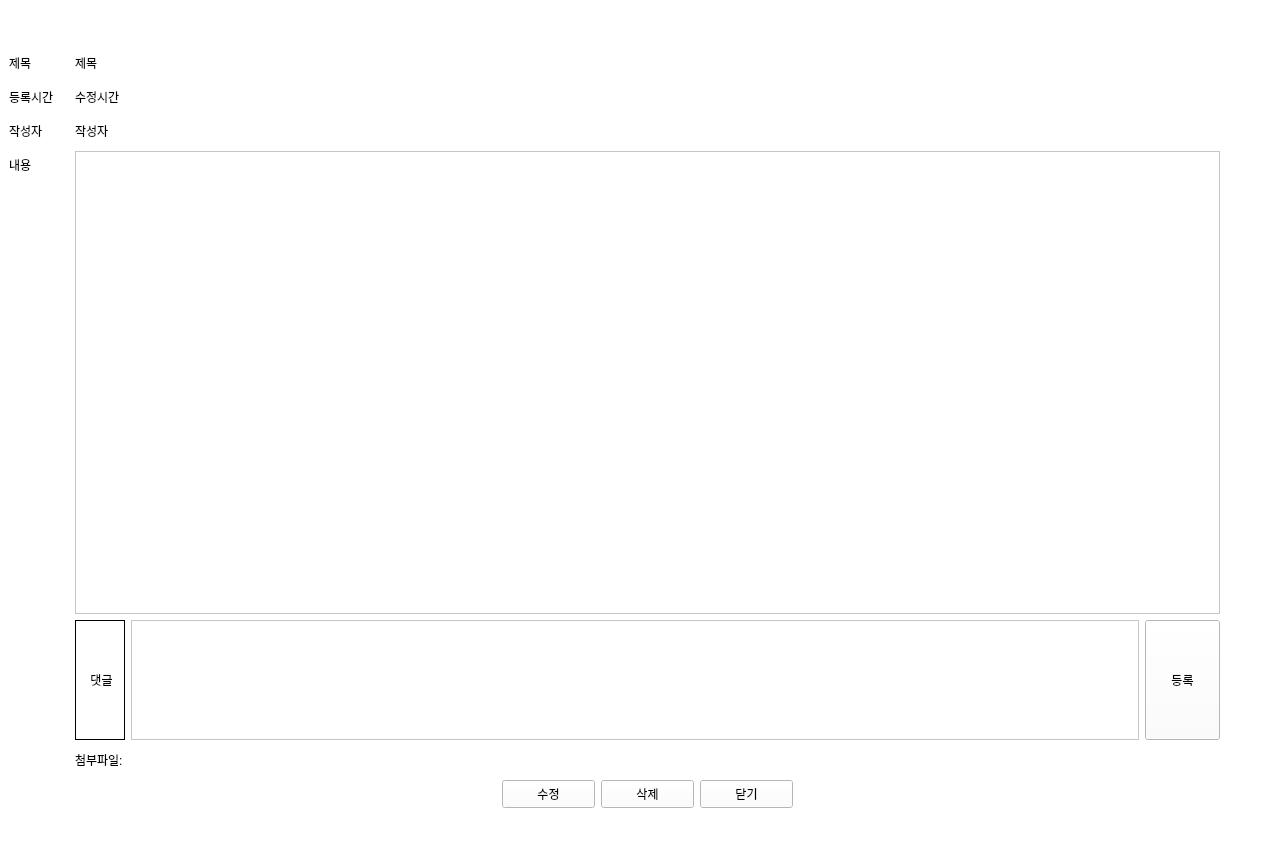
hyeona-jeong/HRIS, file qa_read.ui: the form before one commit.
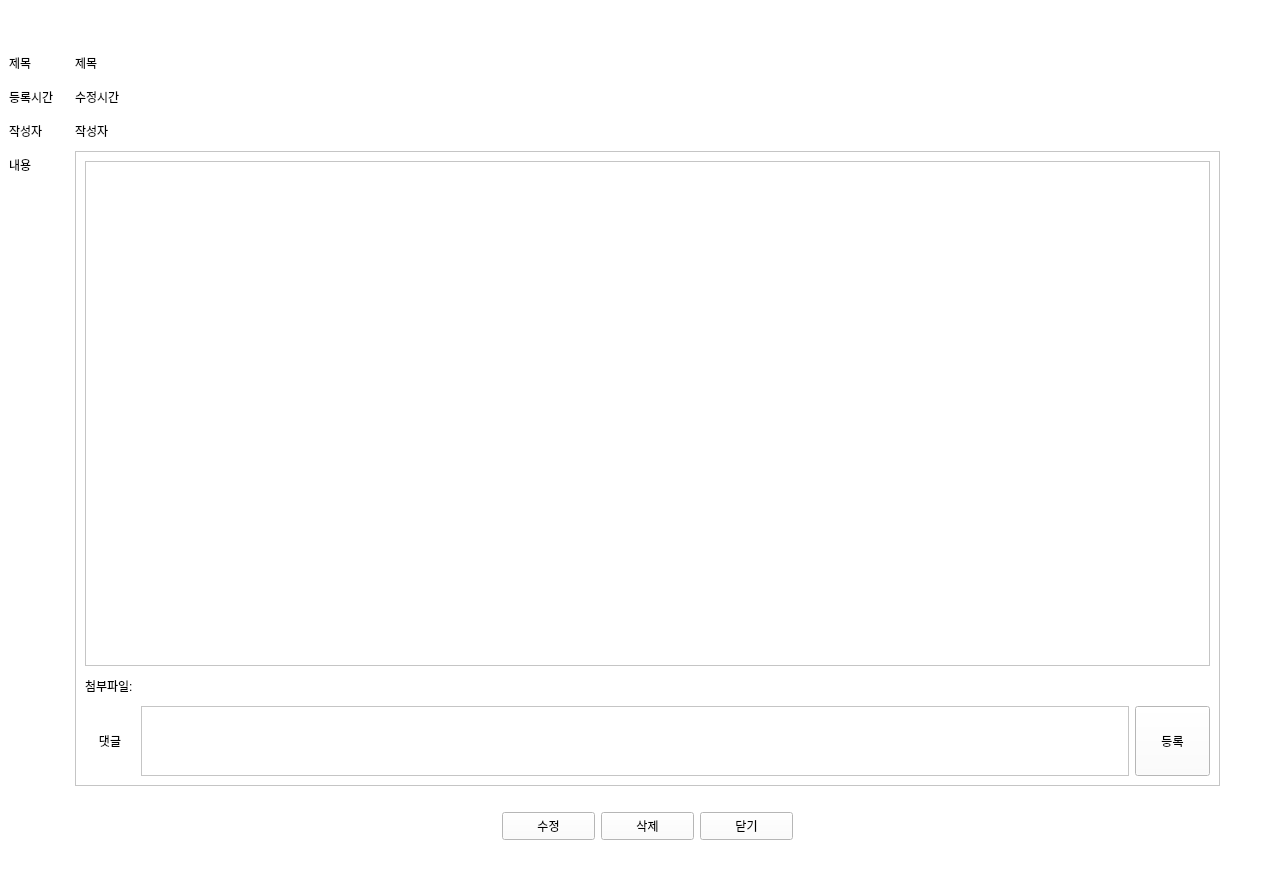
The form after the commit. Icons and pictures are not drawn.

```diff
--- a/qa_read.ui
+++ b/qa_read.ui
@@ -7,7 +7,7 @@
     <x>0</x>
     <y>0</y>
     <width>1269</width>
-    <height>857</height>
+    <height>889</height>
    </rect>
   </property>
   <property name="palette">
@@ -453,7 +453,7 @@
    </palette>
   </property>
   <property name="windowTitle">
-   <string/>
+   <string>       </string>
   </property>
   <property name="windowIcon">
    <iconset>
@@ -480,30 +480,7 @@
       </property>
      </widget>
     </item>
-    <item row="7" column="2">
-     <spacer name="horizontalSpacer_3">
-      <property name="orientation">
-       <enum>Qt::Horizontal</enum>
-      </property>
-      <property name="sizeType">
-       <enum>QSizePolicy::Fixed</enum>
-      </property>
-      <property name="sizeHint" stdset="0">
-       <size>
-        <width>40</width>
-        <height>20</height>
-       </size>
-      </property>
-     </spacer>
-    </item>
-    <item row="1" column="0">
-     <widget class="QLabel" name="label">
-      <property name="text">
-       <string>&lt;html&gt;&lt;head/&gt;&lt;body&gt;&lt;p&gt;제목&lt;/p&gt;&lt;/body&gt;&lt;/html&gt;</string>
-      </property>
-     </widget>
-    </item>
-    <item row="9" column="1">
+    <item row="8" column="1">
      <layout class="QHBoxLayout" name="horizontalLayout">
       <item>
        <spacer name="horizontalSpacer">
@@ -590,6 +567,25 @@
       </item>
      </layout>
     </item>
+    <item row="1" column="1">
+     <widget class="QLabel" name="title_lbl">
+      <property name="minimumSize">
+       <size>
+        <width>0</width>
+        <height>28</height>
+       </size>
+      </property>
+      <property name="maximumSize">
+       <size>
+        <width>16777215</width>
+        <height>28</height>
+       </size>
+      </property>
+      <property name="text">
+       <string>제목</string>
+      </property>
+     </widget>
+    </item>
     <item row="0" column="1">
      <spacer name="verticalSpacer">
       <property name="orientation">
@@ -606,61 +602,6 @@
       </property>
      </spacer>
     </item>
-    <item row="7" column="1">
-     <layout class="QHBoxLayout" name="fileLay">
-      <item alignment="Qt::AlignRight">
-       <widget class="QLabel" name="file_lbl">
-        <property name="minimumSize">
-         <size>
-          <width>0</width>
-          <height>28</height>
-         </size>
-        </property>
-        <property name="maximumSize">
-         <size>
-          <width>16777215</width>
-          <height>28</height>
-         </size>
-        </property>
-        <property name="toolTip">
-         <string>&lt;html&gt;&lt;head/&gt;&lt;body&gt;&lt;p&gt;파일 명 클릭시 다운로드 됩니다.&lt;/p&gt;&lt;/body&gt;&lt;/html&gt;</string>
-        </property>
-        <property name="text">
-         <string>첨부파일: </string>
-        </property>
-       </widget>
-      </item>
-      <item>
-       <spacer name="horizontalSpacer_4">
-        <property name="orientation">
-         <enum>Qt::Horizontal</enum>
-        </property>
-        <property name="sizeHint" stdset="0">
-         <size>
-          <width>40</width>
-          <height>20</height>
-         </size>
-        </property>
-       </spacer>
-      </item>
-     </layout>
-    </item>
-    <item row="11" column="1">
-     <spacer name="verticalSpacer_2">
-      <property name="orientation">
-       <enum>Qt::Vertical</enum>
-      </property>
-      <property name="sizeType">
-       <enum>QSizePolicy::Fixed</enum>
-      </property>
-      <property name="sizeHint" stdset="0">
-       <size>
-        <width>20</width>
-        <height>40</height>
-       </size>
-      </property>
-     </spacer>
-    </item>
     <item row="2" column="0" alignment="Qt::AlignHCenter">
      <widget class="QLabel" name="label_2">
       <property name="minimumSize">
@@ -699,25 +640,29 @@
       </property>
      </widget>
     </item>
-    <item row="1" column="1">
-     <widget class="QLabel" name="title_lbl">
-      <property name="minimumSize">
-       <size>
-        <width>0</width>
-        <height>28</height>
-       </size>
-      </property>
-      <property name="maximumSize">
-       <size>
-        <width>16777215</width>
-        <height>28</height>
-       </size>
-      </property>
+    <item row="1" column="0">
+     <widget class="QLabel" name="label">
       <property name="text">
-       <string>제목</string>
+       <string>&lt;html&gt;&lt;head/&gt;&lt;body&gt;&lt;p&gt;제목&lt;/p&gt;&lt;/body&gt;&lt;/html&gt;</string>
       </property>
      </widget>
     </item>
+    <item row="10" column="1">
+     <spacer name="verticalSpacer_2">
+      <property name="orientation">
+       <enum>Qt::Vertical</enum>
+      </property>
+      <property name="sizeType">
+       <enum>QSizePolicy::Fixed</enum>
+      </property>
+      <property name="sizeHint" stdset="0">
+       <size>
+        <width>20</width>
+        <height>40</height>
+       </size>
+      </property>
+     </spacer>
+    </item>
     <item row="3" column="0">
      <widget class="QLabel" name="label_6">
       <property name="text">
@@ -725,29 +670,21 @@
       </property>
      </widget>
     </item>
-    <item row="5" column="1">
-     <widget class="QScrollArea" name="scrollArea">
-      <property name="minimumSize">
+    <item row="7" column="2">
+     <spacer name="horizontalSpacer_3">
+      <property name="orientation">
+       <enum>Qt::Horizontal</enum>
+      </property>
+      <property name="sizeType">
+       <enum>QSizePolicy::Fixed</enum>
+      </property>
+      <property name="sizeHint" stdset="0">
        <size>
-        <width>0</width>
-        <height>430</height>
+        <width>40</width>
+        <height>20</height>
        </size>
       </property>
-      <property name="widgetResizable">
-       <bool>true</bool>
-      </property>
-      <widget class="QWidget" name="scrollAreaWidgetContents">
-       <property name="geometry">
-        <rect>
-         <x>0</x>
-         <y>0</y>
-         <width>1137</width>
-         <height>428</height>
-        </rect>
-       </property>
-       <layout class="QVBoxLayout" name="verticalLayout"/>
-      </widget>
-     </widget>
+     </spacer>
     </item>
     <item row="3" column="1">
      <widget class="QLabel" name="writer_lbl">
@@ -768,24 +705,118 @@
       </property>
      </widget>
     </item>
-    <item row="6" column="1">
-     <layout class="QHBoxLayout" name="horizontalLayout_3">
+    <item row="5" column="1">
+     <widget class="QScrollArea" name="scrollArea_2">
+      <property name="minimumSize">
+       <size>
+        <width>1139</width>
+        <height>615</height>
+       </size>
+      </property>
+      <property name="styleSheet">
+       <string notr="true"/>
+      </property>
+      <property name="widgetResizable">
+       <bool>true</bool>
+      </property>
+      <widget class="QWidget" name="scrollAreaWidgetContents_3">
+       <property name="geometry">
+        <rect>
+         <x>0</x>
+         <y>0</y>
+         <width>1137</width>
+         <height>613</height>
+        </rect>
+       </property>
+       <layout class="QVBoxLayout" name="verticalLayout_9">
+        <item>
+         <widget class="QScrollArea" name="scrollArea">
+          <property name="minimumSize">
+           <size>
+            <width>0</width>
+            <height>480</height>
+           </size>
+          </property>
+          <property name="styleSheet">
+           <string notr="true"/>
+          </property>
+          <property name="widgetResizable">
+           <bool>true</bool>
+          </property>
+          <widget class="QWidget" name="scrollAreaWidgetContents_4">
+           <property name="geometry">
+            <rect>
+             <x>0</x>
+             <y>0</y>
+             <width>1117</width>
+             <height>478</height>
+            </rect>
+           </property>
+           <layout class="QVBoxLayout" name="verticalLayout_7">
+            <item>
+             <layout class="QVBoxLayout" name="verticalLayout_2"/>
+            </item>
+           </layout>
+          </widget>
+         </widget>
+        </item>
+        <item>
+         <layout class="QHBoxLayout" name="fileLay_3">
+          <item alignment="Qt::AlignRight">
+           <widget class="QLabel" name="file_lbl_3">
+            <property name="minimumSize">
+             <size>
+              <width>0</width>
+              <height>28</height>
+             </size>
+            </property>
+            <property name="maximumSize">
+             <size>
+              <width>16777215</width>
+              <height>28</height>
+             </size>
+            </property>
+            <property name="toolTip">
+             <string>&lt;html&gt;&lt;head/&gt;&lt;body&gt;&lt;p&gt;파일 명 클릭시 다운로드 됩니다.&lt;/p&gt;&lt;/body&gt;&lt;/html&gt;</string>
+            </property>
+            <property name="text">
+             <string>첨부파일: </string>
+            </property>
+           </widget>
+          </item>
+          <item>
+           <spacer name="horizontalSpacer_6">
+            <property name="orientation">
+             <enum>Qt::Horizontal</enum>
+            </property>
+            <property name="sizeHint" stdset="0">
+             <size>
+              <width>40</width>
+              <height>20</height>
+             </size>
+            </property>
+           </spacer>
+          </item>
+         </layout>
+        </item>
+        <item>
+         <layout class="QHBoxLayout" name="horizontalLayout_5">
       <item alignment="Qt::AlignHCenter">
-       <widget class="QLabel" name="label_5">
+           <widget class="QLabel" name="label_7">
         <property name="minimumSize">
          <size>
           <width>50</width>
-          <height>120</height>
+              <height>70</height>
          </size>
         </property>
         <property name="maximumSize">
          <size>
           <width>50</width>
-          <height>120</height>
+              <height>70</height>
          </size>
         </property>
         <property name="styleSheet">
-         <string notr="true">border: 1px solid black;</string>
+             <string notr="true"/>
         </property>
         <property name="text">
          <string>&lt;html&gt;&lt;head/&gt;&lt;body&gt;&lt;p align=&quot;center&quot;&gt;댓글&lt;/p&gt;&lt;/body&gt;&lt;/html&gt;</string>
@@ -793,41 +824,51 @@
        </widget>
       </item>
       <item>
-       <widget class="QTextEdit" name="textEdit_2">
+           <widget class="QTextEdit" name="co_te">
         <property name="minimumSize">
          <size>
           <width>0</width>
-          <height>120</height>
+              <height>70</height>
          </size>
         </property>
         <property name="maximumSize">
          <size>
           <width>16777215</width>
-          <height>120</height>
-         </size>
-        </property>
+              <height>70</height>
+             </size>
+            </property>
+            <property name="styleSheet">
+             <string notr="true"/>
+            </property>
        </widget>
       </item>
       <item>
-       <widget class="QPushButton" name="pushButton">
+           <widget class="QPushButton" name="co_subitBtn">
         <property name="minimumSize">
          <size>
           <width>75</width>
-          <height>120</height>
+              <height>70</height>
          </size>
         </property>
         <property name="maximumSize">
          <size>
           <width>75</width>
-          <height>120</height>
-         </size>
-        </property>
+              <height>70</height>
+             </size>
+            </property>
+            <property name="styleSheet">
+             <string notr="true"/>
+            </property>
         <property name="text">
          <string>등록</string>
         </property>
        </widget>
       </item>
      </layout>
+        </item>
+       </layout>
+      </widget>
+     </widget>
     </item>
    </layout>
   </widget>
```
Lines whose indentation alone changed are shown as unchanged.
